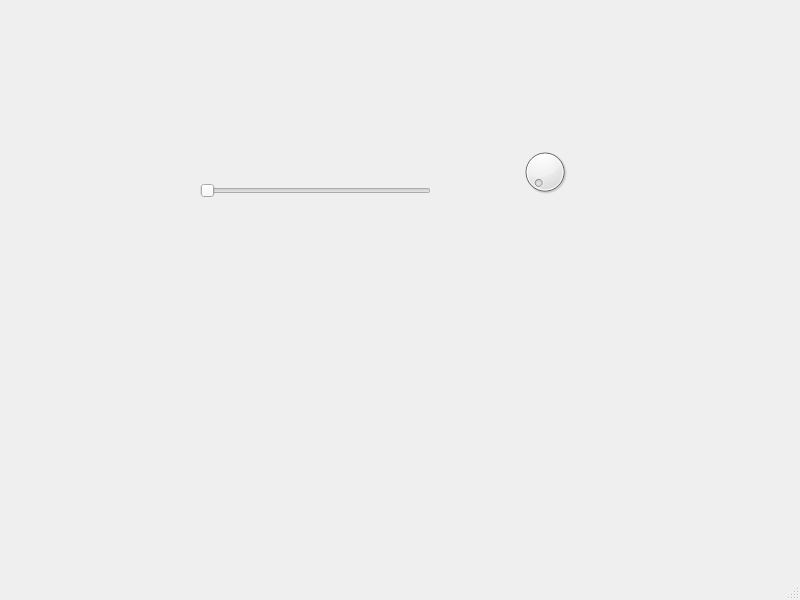
Qt form ui/mainwindow.ui (ltworf/scurpiddu) before a commit.
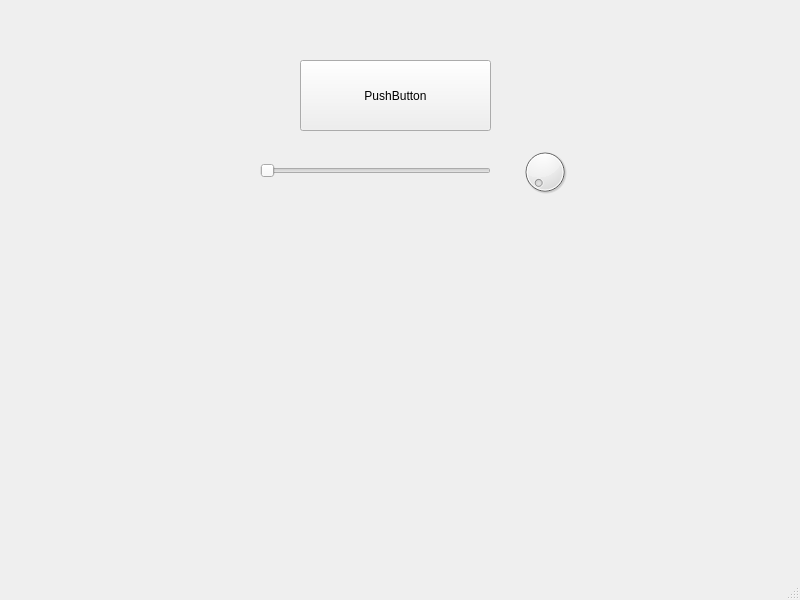
The same form after that commit. Icons and pictures are not drawn.

Commit message: Play and progress in main UI

```diff
--- a/ui/mainwindow.ui
+++ b/ui/mainwindow.ui
@@ -30,8 +30,8 @@
    <widget class="QSlider" name="seekBar">
     <property name="geometry">
      <rect>
-      <x>200</x>
-      <y>180</y>
+      <x>260</x>
+      <y>160</y>
       <width>231</width>
       <height>21</height>
      </rect>
@@ -46,6 +46,29 @@
      <enum>Qt::Horizontal</enum>
     </property>
    </widget>
+   <widget class="QPushButton" name="cmdPlayPause">
+    <property name="geometry">
+     <rect>
+      <x>300</x>
+      <y>60</y>
+      <width>191</width>
+      <height>71</height>
+     </rect>
+    </property>
+    <property name="text">
+     <string>PushButton</string>
+    </property>
+    <property name="icon">
+     <iconset>
+      <normaloff>../../../../../usr/share/icons/oxygen/base/48x48/actions/media-playback-pause.png</normaloff>../../../../../usr/share/icons/oxygen/base/48x48/actions/media-playback-pause.png</iconset>
+    </property>
+    <property name="iconSize">
+     <size>
+      <width>48</width>
+      <height>48</height>
+     </size>
+    </property>
+   </widget>
   </widget>
   <widget class="QMenuBar" name="menubar">
    <property name="geometry">
```
Left out of the diff: 2 changed lines with no effect on the pictures. The commit also changes 1 other file.
